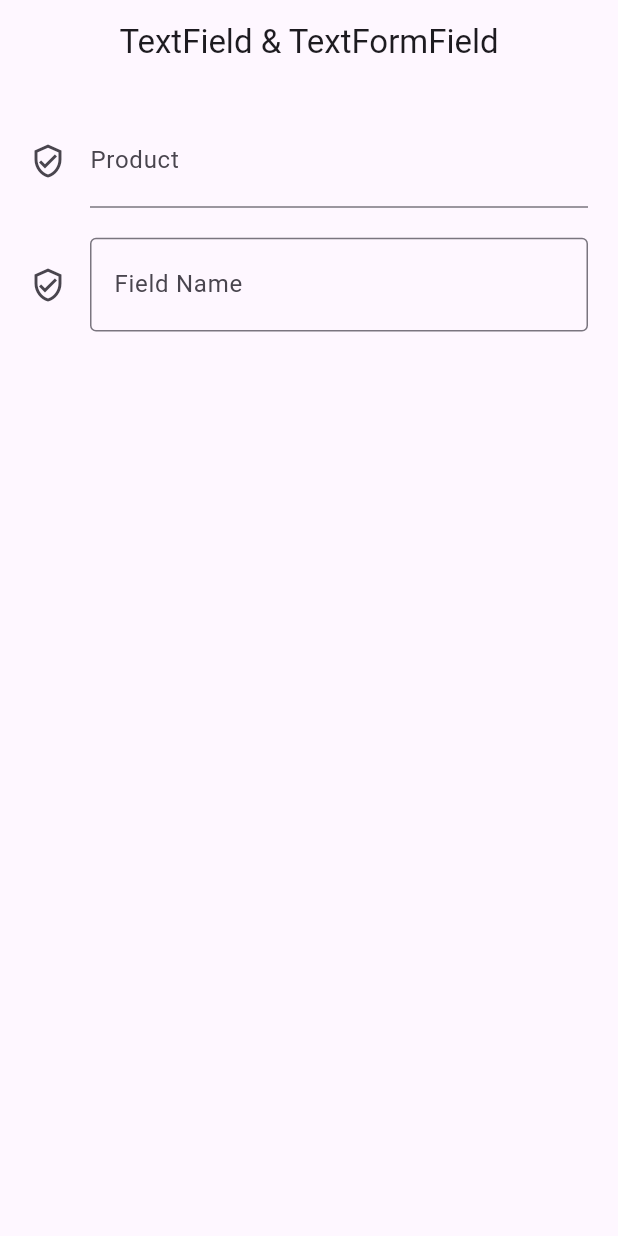
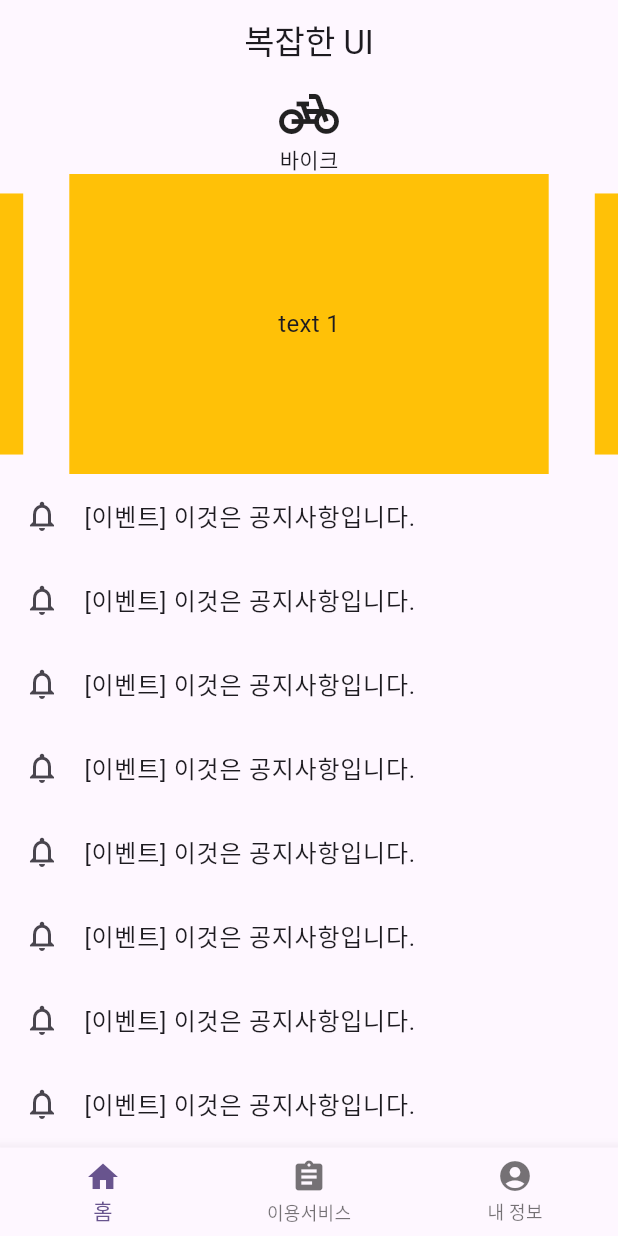
Before and after one commit to LeeGeonwoo22/Flutter_AliginPractice, a Flutter app: the screen it shows after launch, on a phone screen of 412 x 824 dp. Run offline on Flutter 3.47's test engine with Material 3 defaults, Android fonts, the phone set to English and light mode, and no system bars; drawn by our look-alikes of carousel_slider.

Commit message:
#2 listview 외 연습

```diff
--- a/lib/main.dart
+++ b/lib/main.dart
@@ -1,7 +1,12 @@
 import 'package:flutter/material.dart';
 import 'package:flutter_study/screens/aligin_study.dart';
 import 'package:flutter_study/screens/basic_widget%2011.dart';
+import 'package:flutter_study/screens/basic_widget%2012-1.dart';
+import 'package:flutter_study/screens/basic_widget%2012.dart';
 import 'package:flutter_study/screens/basic_widget%2013.dart';
+import 'package:flutter_study/screens/basic_widget%2014.dart';
+import 'package:flutter_study/screens/basic_widget%2014-1.dart';
+import 'package:flutter_study/screens/basic_widget%2015.dart';
 import 'package:flutter_study/screens/basic_widget.dart';
 import 'package:flutter_study/screens/basic_widget10.dart';
 import 'package:flutter_study/screens/basic_widget2.dart';
@@ -30,7 +35,9 @@ class MyApp extends StatelessWidget {
         colorScheme: ColorScheme.fromSeed(seedColor: Colors.deepPurple),
         useMaterial3: true,
       ),
-      home: BasicWidget_13(),
+      home: Basic_Widget_15(),
+      // Map형태로 키-쌍 값으로 문자열과 목적지 인스턴스를 작성.
+      routes: {'/first': (context) => Basic_Widget_14()},
     );
   }
 }
--- /dev/null
+++ b/lib/screens/basic_widget 15.dart
@@ -0,0 +1,133 @@
+import 'package:carousel_slider/carousel_slider.dart';
+import 'package:flutter/material.dart';
+
+// 복잡한 ui 작성
+
+class Basic_Widget_15 extends StatefulWidget {
+  const Basic_Widget_15({super.key});
+
+  @override
+  State<Basic_Widget_15> createState() => _Basic_Widget_15State();
+}
+
+class _Basic_Widget_15State extends State<Basic_Widget_15> {
+  var index = 0;
+  var pages = [Page1(), Page2(), Page3()];
+
+  @override
+  Widget build(BuildContext context) {
+    return Scaffold(
+      appBar: AppBar(
+        centerTitle: true,
+        title: Text('복잡한 UI'),
+      ),
+      // body: Center(
+      //   child: Text(
+      //     '$index 페이지',
+      //     style: TextStyle(fontSize: 40),
+      //   ),
+      // ),
+      body: pages[index],
+      bottomNavigationBar: BottomNavigationBar(
+        onTap: (index2) {
+          setState(() {
+            index = index2;
+          });
+        },
+        currentIndex: index,
+        items: <BottomNavigationBarItem>[
+          BottomNavigationBarItem(label: '홈', icon: Icon(Icons.home)),
+          BottomNavigationBarItem(label: '이용서비스', icon: Icon(Icons.assignment)),
+          BottomNavigationBarItem(
+              label: '내 정보', icon: Icon(Icons.account_circle)),
+        ],
+      ),
+    );
+  }
+}
+
+class Page1 extends StatelessWidget {
+  @override
+  Widget build(BuildContext context) {
+    return ListView(children: [
+      Column(children: [_buildTop(), _buildMiddle(context), _buildBottom()]),
+    ]);
+  }
+}
+
+// body 렌더화면 구성
+// Widget _buildTop() {
+//   return Text('Top');
+// }
+
+Widget _buildMiddle(context) {
+  return CarouselSlider(
+      items: [1, 2, 3, 4, 5].map((i) {
+        return Builder(builder: (BuildContext context) {
+          return Container(
+            width: MediaQuery.of(context).size.width,
+            // 다른 위젯 속성 및 내용 추가
+            decoration: BoxDecoration(color: Colors.amber),
+            child: Center(
+              child: Text(
+                'text $i',
+                style: TextStyle(fontSize: 16),
+              ),
+            ),
+            margin: EdgeInsets.symmetric(horizontal: 5),
+          );
+        });
+      }).toList(),
+      options: CarouselOptions(
+          height: 200, enlargeCenterPage: true, autoPlay: true));
+}
+
+Widget _buildBottom() {
+  final items = List.generate(
+      10,
+      (index) => ListTile(
+            leading: Icon(Icons.notifications_none),
+            title: Text('[이벤트] 이것은 공지사항입니다.'),
+          ));
+
+  return ListView(
+    physics: NeverScrollableScrollPhysics(),
+    shrinkWrap: true,
+    children: items,
+  );
+}
+
+Widget _buildTop() {
+  return Column(children: [
+    Icon(
+      Icons.pedal_bike,
+      size: 40,
+    ),
+    Text('바이크'),
+  ]);
+}
+
+class Page2 extends StatelessWidget {
+  @override
+  Widget build(BuildContext context) {
+    return Column(children: [
+      Icon(
+        Icons.train,
+        size: 40,
+      ),
+      Text('바이크'),
+    ]);
+  }
+}
+
+class Page3 extends StatelessWidget {
+  @override
+  Widget build(BuildContext context) {
+    return Center(
+      child: Text(
+        '내 정보',
+        style: TextStyle(fontSize: 40),
+      ),
+    );
+  }
+}
--- a/pubspec.yaml
+++ b/pubspec.yaml
@@ -35,7 +35,7 @@ dependencies:
   # The following adds the Cupertino Icons font to your application.
   # Use with the CupertinoIcons class for iOS style icons.
   cupertino_icons: ^1.0.2
-
+  carousel_slider: ^4.2.1
 dev_dependencies:
   flutter_test:
     sdk: flutter
```
Also changed, not shown: lib/screens/basic_widget 12-1.dart (added, +52 -0 lines), lib/screens/basic_widget 12.dart (+29 -35 lines), lib/screens/basic_widget 14-1.dart (added, +46 -0 lines), lib/screens/basic_widget 14.dart (added, +57 -0 lines), lib/screens/basic_widget 16.dart (added), pubspec.lock, 1 other file.
